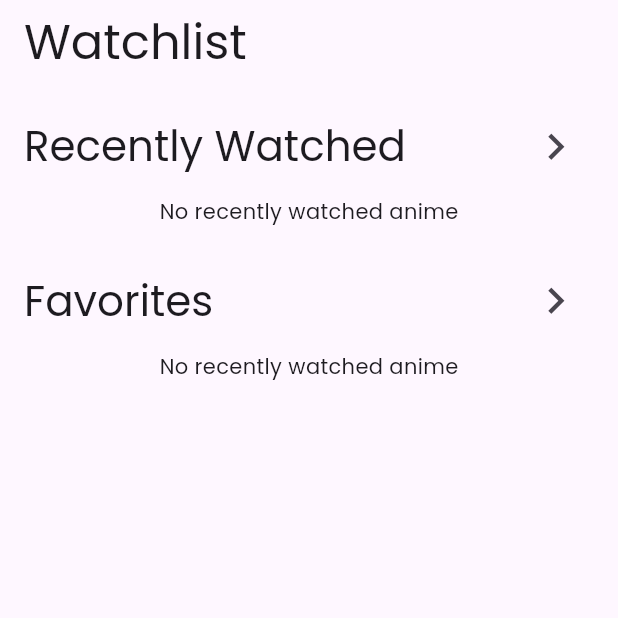
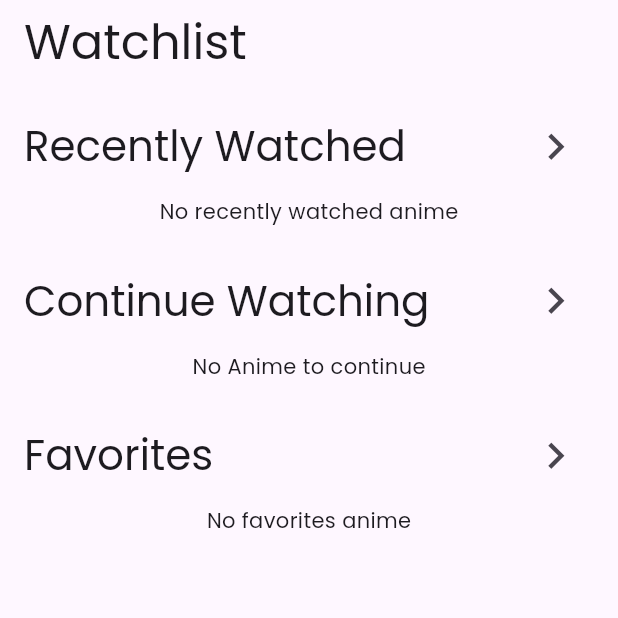
Before and after one commit to seasmoffi-gif/AnimeciX-app, a Flutter app: the WatchlistScreen screen opened directly, on a phone screen of 412 x 824 dp, the top half of it. Run offline on Flutter 3.47's test engine with Material 3 defaults, Android fonts, the phone set to English and light mode, and no system bars; our stand-ins replace better_player, crystal_navigation_bar, google_fonts, hive, hive_flutter, shimmer; accounts and stored records are empty; network calls fail.

Commit message:
minor fixed

```diff
--- a/lib/data/models/watchlist/watchlist_model.dart
+++ b/lib/data/models/watchlist/watchlist_model.dart
@@ -6,7 +6,7 @@ abstract class BaseAnimeCard {
   String get name;
   String get poster;
   String get id;
-  String get type;
+  String? get type;
 }
 
 @HiveType(typeId: 1)
@@ -39,7 +39,7 @@ class RecentlyWatchedItem extends HiveObject implements BaseAnimeCard {
 
   @override
   @HiveField(2)
-  final String type; // e.g., "TV", "OTV"
+  final String? type; // e.g., "TV", "OTV"
 
   @override
   @HiveField(3)
@@ -54,10 +54,12 @@ class RecentlyWatchedItem extends HiveObject implements BaseAnimeCard {
 }
 
 @HiveType(typeId: 3)
-class ContinueWatchingItem extends HiveObject {
+class ContinueWatchingItem extends HiveObject implements BaseAnimeCard {
+  @override
   @HiveField(0)
   final String name;
 
+  @override
   @HiveField(1)
   final String poster;
 
@@ -70,17 +72,27 @@ class ContinueWatchingItem extends HiveObject {
   @HiveField(4)
   final String timestamp;
 
+  @override
+  @HiveField(5)
+  final String id;
+
+  @override
+  @HiveField(6)
+  final String? type;
+
   ContinueWatchingItem({
+    required this.id,
     required this.name,
     required this.poster,
     required this.episode,
     required this.episodeId,
     required this.timestamp,
+    this.type = 'N/A'
   });
 }
 
 @HiveType(typeId: 4)
-class AnimeItem extends HiveObject implements BaseAnimeCard{
+class AnimeItem extends HiveObject implements BaseAnimeCard {
   @override
   @HiveField(0)
   final String name;
@@ -97,10 +109,9 @@ class AnimeItem extends HiveObject implements BaseAnimeCard{
   @HiveField(3)
   final String type;
 
-  AnimeItem({
-    required this.name,
-    required this.poster,
-    required this.id,
-    required this.type
-  });
+  AnimeItem(
+      {required this.name,
+      required this.poster,
+      required this.id,
+      required this.type});
 }
--- a/lib/main.dart
+++ b/lib/main.dart
@@ -54,7 +54,6 @@ class _MainAppState extends State<MainApp> {
   @override
   void initState() {
     super.initState();
-    _theme = ThemeType.light;
     SystemChrome.setPreferredOrientations([DeviceOrientation.portraitUp]);
 
     settingsBox = Hive.box<SettingsModel>('user_settings');
--- a/lib/screens/main/home/home_screen.dart
+++ b/lib/screens/main/home/home_screen.dart
@@ -160,9 +160,9 @@ class _HomeScreenState extends State<HomeScreen> {
             children: [
               _buildHeaderSection(),
               _buildContentSection(
-                title: "Recommended",
+                title: "Popular",
                 animeList: _popular,
-                tag: "recommended",
+                tag: "popular",
               ),
               const SizedBox(height: 50),
               _buildContentSection(
--- a/lib/screens/main/watchlist/watchlist_screen.dart
+++ b/lib/screens/main/watchlist/watchlist_screen.dart
@@ -15,6 +15,7 @@ class _WatchlistScreenState extends State<WatchlistScreen> {
   late Box<WatchlistModel> _watchlistBox;
   List<RecentlyWatchedItem> _recentlyWatched = [];
   List<AnimeItem> _favorites = [];
+  List<ContinueWatchingItem> _continueWatching = [];
   bool _isLoading = true;
 
   @override
@@ -32,9 +33,11 @@ class _WatchlistScreenState extends State<WatchlistScreen> {
 
       final recentWatchlist = _watchlistBox.get('recentlyWatched');
       final favouriteWatchlist = _watchlistBox.get('favorites');
+      final continueWatchlist = _watchlistBox.get('continueWatching');
       setState(() {
         _recentlyWatched = recentWatchlist?.recentlyWatched ?? [];
         _favorites = favouriteWatchlist?.favorites ?? [];
+        _continueWatching = continueWatchlist?.continueWatching ?? [];
       });
     } catch (e) {
       debugPrint('Error loading watchlist: $e');
@@ -70,21 +73,27 @@ class _WatchlistScreenState extends State<WatchlistScreen> {
                       ? const Center(
                           child: Text('No recently watched anime'),
                         )
-                      : _buildAnimeList(_recentlyWatched, "recentlyWatched"),
+                      : _buildAnimeList(_recentlyWatched, "recent"),
               const SizedBox(height: 24),
-              // _buildSectionTitle("Continue Watching"),
-              // const SizedBox(height: 8),
-              // _buildHorizontalList([]),
-              // const SizedBox(height: 24),
+              _buildSectionTitle("Continue Watching"),
+              const SizedBox(height: 8),
+              _isLoading
+                  ? const Center(child: CircularProgressIndicator())
+                  : _continueWatching.isEmpty
+                      ? const Center(
+                          child: Text('No Anime to continue'),
+                        )
+                      : _buildAnimeList(_continueWatching, "continue"),
+              const SizedBox(height: 24),
               _buildSectionTitle("Favorites"),
               const SizedBox(height: 8),
               _isLoading
                   ? const Center(child: CircularProgressIndicator())
                   : _favorites.isEmpty
                       ? const Center(
-                          child: Text('No recently watched anime'),
+                          child: Text('No favorites anime'),
                         )
-                      : _buildAnimeList(_favorites, "favorites"),
+                      : _buildAnimeList(_favorites, "favorite"),
             ],
           ),
         ),
@@ -120,7 +129,7 @@ class _WatchlistScreenState extends State<WatchlistScreen> {
                 id: anime.id,
                 name: anime.name,
                 poster: anime.poster,
-                type: anime.type,
+                type: anime.type ?? 'N/A',
               ),
               tag: tag);
         },
--- a/lib/widgets/episodes_list.dart
+++ b/lib/widgets/episodes_list.dart
@@ -106,7 +106,10 @@ class _EpisodesListState extends State<EpisodesList> {
       context,
       MaterialPageRoute(
         builder: (context) => StreamScreen(
-          id: episode.episodeId,
+          id: widget.id,
+          episodeId: episode.episodeId,
+          poster: widget.poster,
+          episode: episode.number,
           title: episode.title,
           episodes: _episodes.value,
         ),
```
Also changed, not shown: lib/screens/main/details/details_screen.dart (+17 -0 lines), lib/screens/main/stream/stream_screen.dart (+207 -160 lines), lib/data/models/watchlist/watchlist_model.g.dart.
